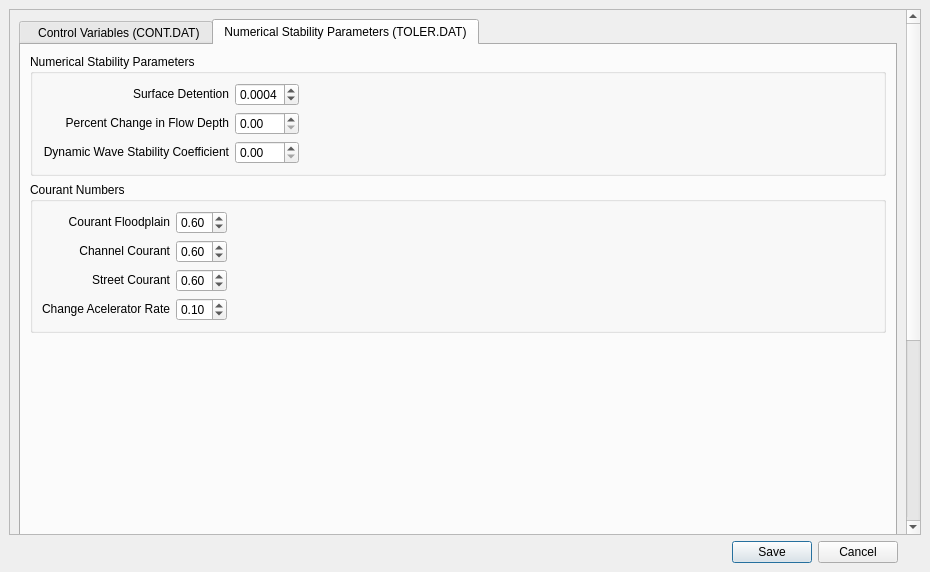
Above: flo2d/ui/cont_toler_jj.ui from FLO-2DSoftware/qgis-flo-2d-plugin before the change. Below: the same form after it.
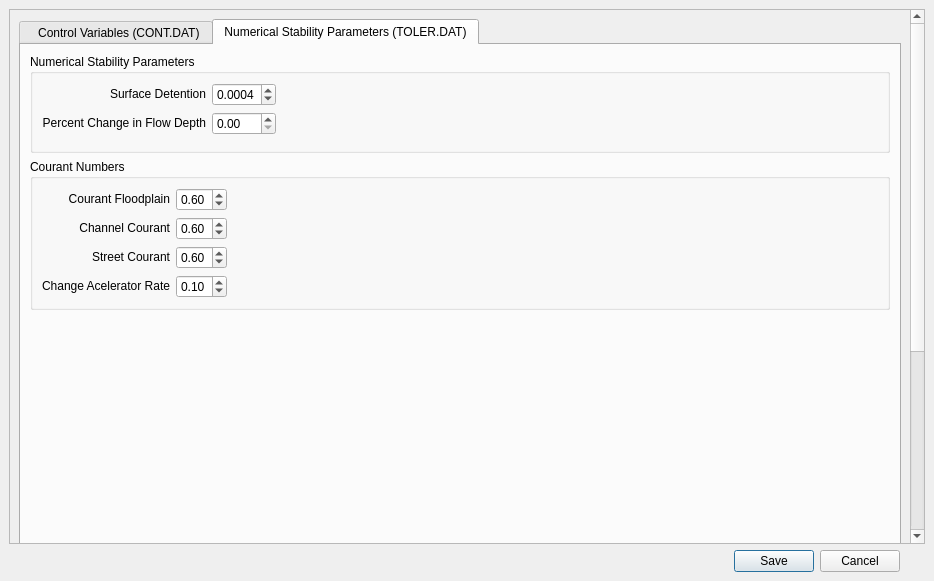
That is the form after the change. The open tabs and pages were chosen to show the change. Custom widgets are drawn as their Qt base class.

Commit message: Removed all references to WAVEMAX

What changed in the file:
```diff
--- a/flo2d/ui/cont_toler_jj.ui
+++ b/flo2d/ui/cont_toler_jj.ui
@@ -6,8 +6,8 @@
    <rect>
     <x>0</x>
     <y>0</y>
-    <width>930</width>
-    <height>572</height>
+    <width>934</width>
+    <height>581</height>
    </rect>
   </property>
   <property name="minimumSize">
@@ -92,8 +92,8 @@
        <rect>
         <x>0</x>
         <y>0</y>
-        <width>910</width>
-        <height>519</height>
+        <width>914</width>
+        <height>528</height>
        </rect>
       </property>
       <property name="sizePolicy">
@@ -2106,50 +2106,6 @@
                     </property>
                    </widget>
                   </item>
-                  <item row="2" column="1">
-                   <widget class="QDoubleSpinBox" name="WAVEMAX">
-                    <property name="sizePolicy">
-                     <sizepolicy hsizetype="Preferred" vsizetype="Fixed">
-                      <horstretch>0</horstretch>
-                      <verstretch>0</verstretch>
-                     </sizepolicy>
-                    </property>
-                    <property name="minimumSize">
-                     <size>
-                      <width>0</width>
-                      <height>0</height>
-                     </size>
-                    </property>
-                    <property name="toolTip">
-                     <string>WAVEMAX</string>
-                    </property>
-                    <property name="maximum">
-                     <double>2.000000000000000</double>
-                    </property>
-                    <property name="singleStep">
-                     <double>0.010000000000000</double>
-                    </property>
-                   </widget>
-                  </item>
-                  <item row="2" column="0">
-                   <widget class="QLabel" name="dynamicWaveStabilityCoefficientLabel">
-                    <property name="sizePolicy">
-                     <sizepolicy hsizetype="Fixed" vsizetype="Fixed">
-                      <horstretch>0</horstretch>
-                      <verstretch>0</verstretch>
-                     </sizepolicy>
-                    </property>
-                    <property name="layoutDirection">
-                     <enum>Qt::RightToLeft</enum>
-                    </property>
-                    <property name="text">
-                     <string>&lt;html&gt;&lt;head/&gt;&lt;body&gt;&lt;p&gt;Dynamic Wave Stability Coefficient&lt;/p&gt;&lt;/body&gt;&lt;/html&gt;</string>
-                    </property>
-                    <property name="alignment">
-                     <set>Qt::AlignRight|Qt::AlignTrailing|Qt::AlignVCenter</set>
-                    </property>
-                   </widget>
-                  </item>
                   <item row="0" column="0">
                    <widget class="QLabel" name="surfaceDetention">
                     <property name="sizePolicy">
```
The commit also changes 4 other files.
